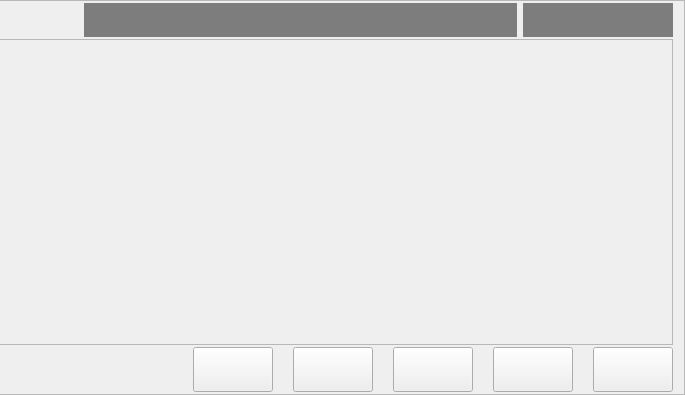
This is hcmanualoperation/ichcmanualoperationpageframe.ui in dongdong-2009/3-5AxisRobot as Qt 5 draws it before an edit; both pictures show x 360 to 1045 and y 0 to 395 of the 1045 by 395 pixel window. The edited form follows.
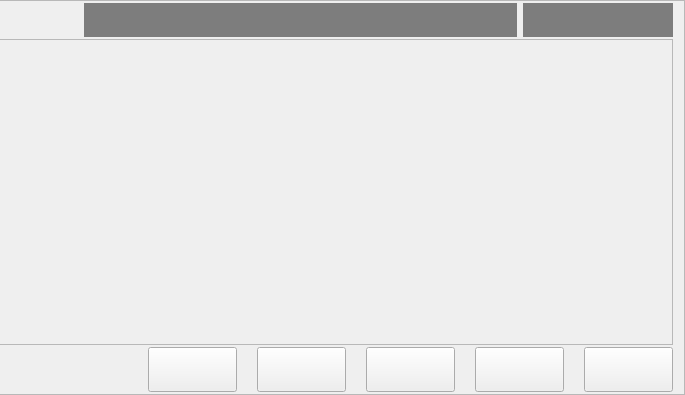
This is the edited form.

What changed in the file:
```diff
--- a/hcmanualoperation/ichcmanualoperationpageframe.ui
+++ b/hcmanualoperation/ichcmanualoperationpageframe.ui
@@ -251,7 +251,7 @@
        </property>
        <property name="minimumSize">
         <size>
-         <width>80</width>
+         <width>89</width>
          <height>45</height>
         </size>
        </property>
@@ -300,7 +300,7 @@
        </property>
        <property name="minimumSize">
         <size>
-         <width>80</width>
+         <width>89</width>
          <height>45</height>
         </size>
        </property>
@@ -349,7 +349,7 @@
        </property>
        <property name="minimumSize">
         <size>
-         <width>80</width>
+         <width>89</width>
          <height>45</height>
         </size>
        </property>
@@ -395,7 +395,7 @@
        </property>
        <property name="minimumSize">
         <size>
-         <width>80</width>
+         <width>89</width>
          <height>45</height>
         </size>
        </property>
@@ -435,7 +435,7 @@
        </property>
        <property name="minimumSize">
         <size>
-         <width>80</width>
+         <width>89</width>
          <height>45</height>
         </size>
        </property>
```
